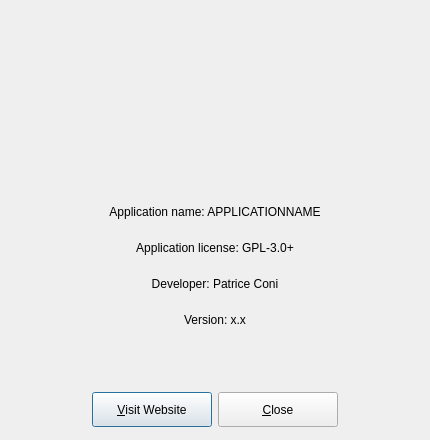
Old version of the form src/about.ui in the repository pagaco-swita/UltimateDailyWallpaper.
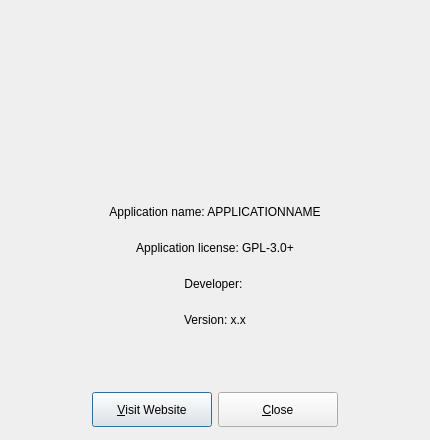
New version of the form. Icons and pictures are not drawn.

```diff
--- a/src/about.ui
+++ b/src/about.ui
@@ -91,7 +91,7 @@
         </size>
        </property>
        <property name="text">
-        <string>Developer: Patrice Coni</string>
+        <string>&lt;html&gt;&lt;head/&gt;&lt;body&gt;&lt;p&gt;Developer: &lt;/p&gt;&lt;/body&gt;&lt;/html&gt;</string>
        </property>
        <property name="alignment">
         <set>Qt::AlignCenter</set>
```
